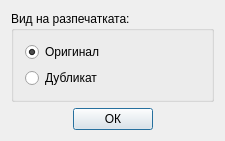
thefinalcutbg/DinoDent, file src/View/Widgets/InvoicePrintDialog.ui: the form before one commit.
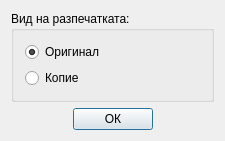
The form after the commit.

Commit message: invoice print report cosmetic changes

Diff of the .ui file:
```diff
--- a/src/View/Widgets/InvoicePrintDialog.ui
+++ b/src/View/Widgets/InvoicePrintDialog.ui
@@ -33,7 +33,7 @@
       <item>
        <widget class="QRadioButton" name="duplicateRadio">
         <property name="text">
-         <string>Дубликат</string>
+         <string>Копие</string>
         </property>
        </widget>
       </item>
```
The commit also changes 2 other files.
